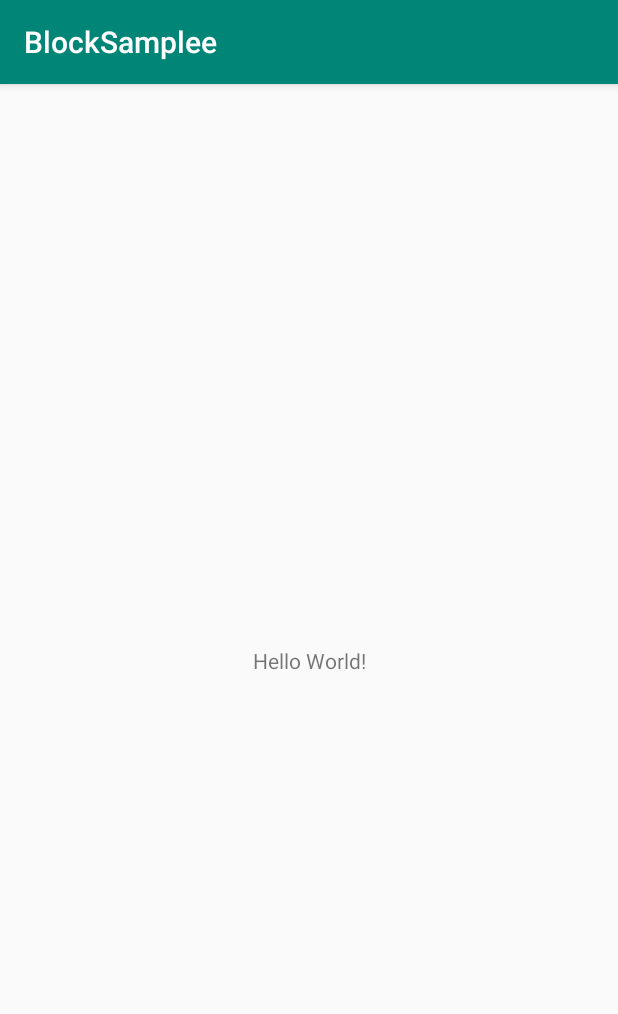
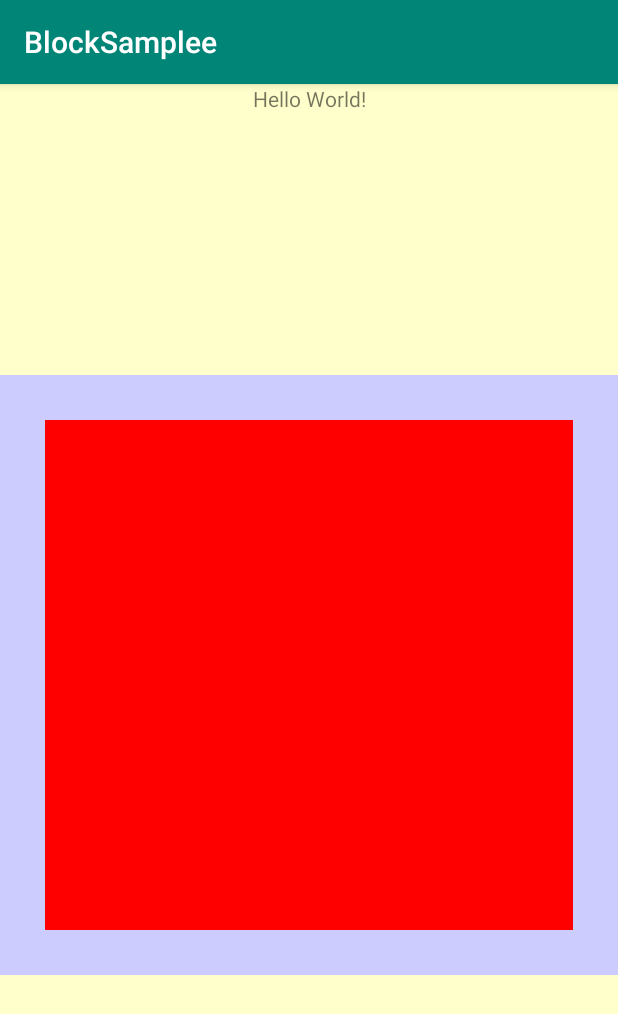
Before and after one commit to scgyong/and_2020, an Android app: the screen it shows after launch (MainActivity), on a phone screen of 412 x 824 dp. Shown: the top 1014 px of the screen. Run offline under Robolectric (Android 15) with nearby library versions, the phone set to English and light mode, and no system bars.

Commit message:
view load from xml

```diff
--- a/BlockSample/app/src/main/java/kr/ac/kpu/game/scgyong/blocksamplee/ui/view/GameView.java
+++ b/BlockSample/app/src/main/java/kr/ac/kpu/game/scgyong/blocksamplee/ui/view/GameView.java
@@ -1,10 +1,50 @@
 package kr.ac.kpu.game.scgyong.blocksamplee.ui.view;
 
 import android.content.Context;
+import android.graphics.Canvas;
+import android.graphics.Color;
+import android.graphics.Paint;
+import android.graphics.Rect;
+import android.util.AttributeSet;
 import android.view.View;
 
+import androidx.annotation.Nullable;
+
 public class GameView extends View {
+    private Paint mainPaint;
+    private Rect rect;
+
     public GameView(Context context) {
         super(context);
+
+        initPaint();
+    }
+
+    private void initPaint() {
+        mainPaint = new Paint();
+        mainPaint.setColor(Color.RED);
+
+        rect = new Rect();
+    }
+
+    public GameView(Context context, @Nullable AttributeSet attrs) {
+        super(context, attrs);
+        initPaint();
+    }
+
+    @Override
+    protected void onDraw(Canvas canvas) {
+        int pl = getPaddingLeft();
+        int pt = getPaddingTop();
+        int pr = getPaddingRight();
+        int pb = getPaddingBottom();
+        int w = canvas.getWidth();
+        int h = canvas.getHeight();
+        rect.left = pl;
+        rect.top = pt;
+        rect.right = w - pr;
+        rect.bottom = h - pb;
+
+        canvas.drawRect(rect, mainPaint);
     }
 }
--- a/BlockSample/app/src/main/res/layout/activity_main.xml
+++ b/BlockSample/app/src/main/res/layout/activity_main.xml
@@ -4,15 +4,24 @@
     xmlns:tools="http://schemas.android.com/tools"
     android:layout_width="match_parent"
     android:layout_height="match_parent"
+    android:background="#ffc"
     tools:context=".ui.activity.MainActivity">
 
     <TextView
+        android:id="@+id/textView"
         android:layout_width="wrap_content"
         android:layout_height="wrap_content"
         android:text="Hello World!"
-        app:layout_constraintBottom_toBottomOf="parent"
         app:layout_constraintLeft_toLeftOf="parent"
         app:layout_constraintRight_toRightOf="parent"
         app:layout_constraintTop_toTopOf="parent" />
 
+    <kr.ac.kpu.game.scgyong.blocksamplee.ui.view.GameView
+        android:layout_width="match_parent"
+        android:layout_height="400dp"
+        android:background="#ccf"
+        android:padding="30dp"
+        app:layout_constraintBottom_toBottomOf="parent"
+        app:layout_constraintTop_toBottomOf="@+id/textView" />
+
 </androidx.constraintlayout.widget.ConstraintLayout>
```
